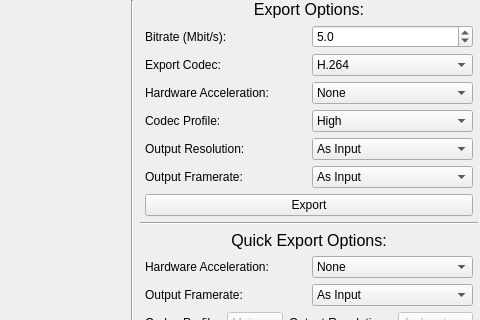
Old version of the form src/videolowwindow.ui in the repository andreasGBL/VideoLow; both pictures show x 293 to 773 and y 0 to 320 of the 773 by 762 pixel window.
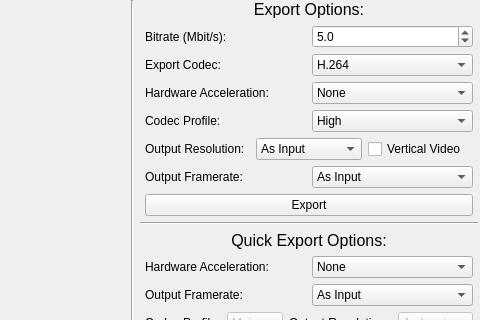
New version of the form. Custom widgets are drawn as their Qt base class.

Commit message: Add support for vertical video resolutions

Diff of the .ui file:
```diff
--- a/src/videolowwindow.ui
+++ b/src/videolowwindow.ui
@@ -322,6 +322,13 @@
                </item>
               </widget>
              </item>
+             <item>
+              <widget class="QCheckBox" name="verticalVideoCheckbox">
+               <property name="text">
+                <string>Vertical Video</string>
+               </property>
+              </widget>
+             </item>
             </layout>
            </item>
            <item>
```
The commit also changes 4 other files.
